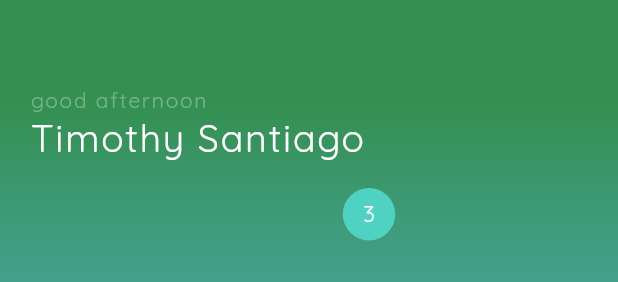
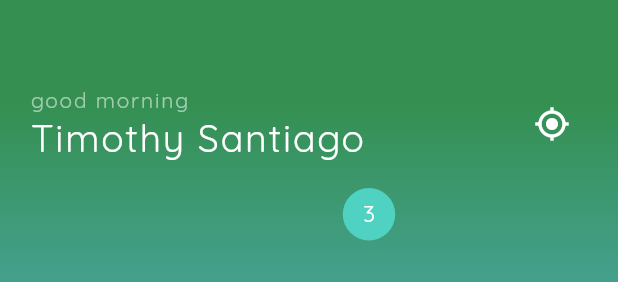
Before and after one commit to LPS-RESULT/MyTime-Flutter-XPlatform, a Flutter app: the ImageBackground widget shown alone on an empty page, opened directly with empty values, on a phone screen of 412 x 824 dp. Shown: the top 282 px of the screen. Run offline on Flutter 3.47's test engine with Material 2 defaults, Android fonts, the phone set to English and light mode, and no system bars; our stand-ins replace cloud_firestore, google_maps_flutter, permission_handler; accounts and stored records are empty.

Commit message:
Map markers and firebase location data

```diff
--- a/lib/components/HomeTopView.dart
+++ b/lib/components/HomeTopView.dart
@@ -73,15 +73,18 @@ class ImageBackground extends StatelessWidget {
                   children: <Widget>[
                     Padding(
                       padding: EdgeInsets.fromLTRB(20, 40, 0, 0),
-                      child: Column(
-                        crossAxisAlignment: CrossAxisAlignment.stretch,
+                      child: Row(
+                        mainAxisAlignment: MainAxisAlignment.spaceBetween,
                         children: <Widget>[
-                          Text("good afternoon",
+                          Column(
+                            crossAxisAlignment: CrossAxisAlignment.start,
+                            children: <Widget>[
+                              Text("good morning",
                                 style: new TextStyle(
                                     fontSize: 14.0,
                                     letterSpacing: 1.2,
                                     fontWeight: FontWeight.w300,
-                                color: Colors.white30),
+                                    color: Colors.white54),
                               ),
                               Text("Timothy Santiago",
                                 style: new TextStyle(
@@ -90,6 +93,17 @@ class ImageBackground extends StatelessWidget {
                                     fontWeight: FontWeight.w300,
                                     color: Colors.white),
                               ),
+                            ],
+                          ),
+                          FlatButton(
+                            onPressed: (){
+                              Navigator.of(context).pushNamed('/map');
+                            },
+                            child: Icon(
+                              Icons.my_location,
+                              color: Colors.white,
+                            )
+                          )
                         ],
                       )
                     ),
--- a/lib/main.dart
+++ b/lib/main.dart
@@ -16,13 +16,14 @@ class MTApp extends StatelessWidget {
         primarySwatch: Colors.blue,
         fontFamily: 'Quicksand'
       ),
-      home: MapPage(),
+      home: LoginPage(),
       routes:  <String, WidgetBuilder>{
         '/login': (BuildContext context) => LoginPage(),
         '/processLogin': (BuildContext context) => ProcessLoginPage(),
         '/home': (BuildContext context) => HomePage(),
         '/editTimeLog': (BuildContext context) => EditTimeLogPage(),
         '/moodMeter': (BuildContext context) => MyReviewPage(),
+        '/map': (BuildContext context) => MapPage(),
       },
     );
   }
```
Also changed, not shown: lib/containers/Map/map.dart (+98 -3 lines), pubspec.yaml (+5 -2 lines), assets/images/people_pin.png (added), pubspec.lock, 5 other files. Lines whose indentation alone changed are shown as unchanged.
